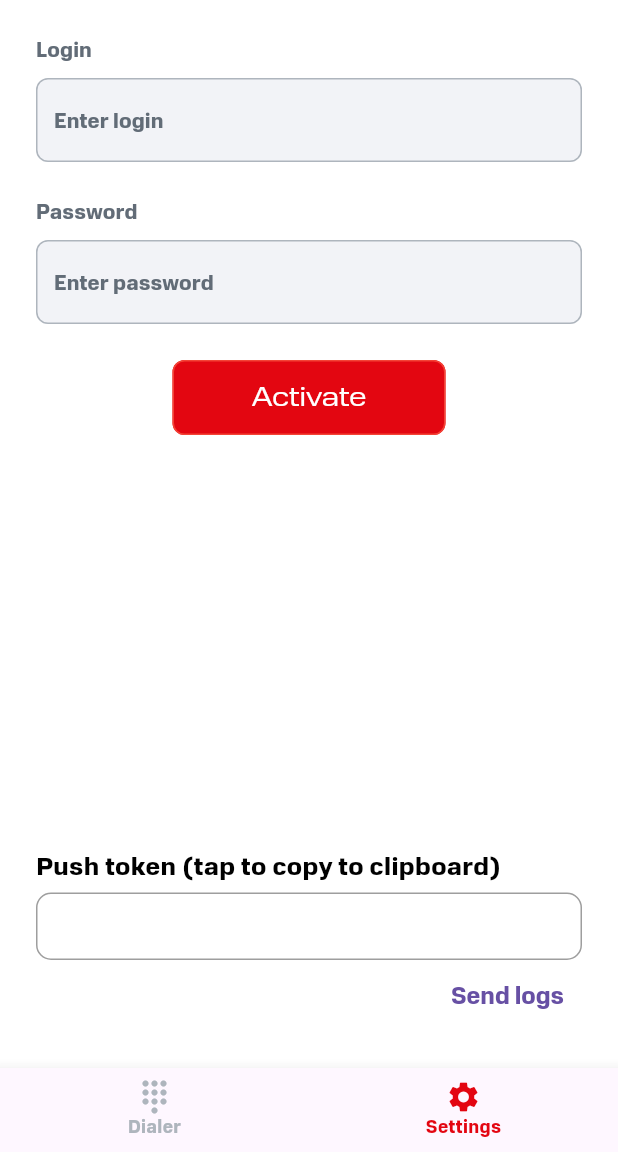
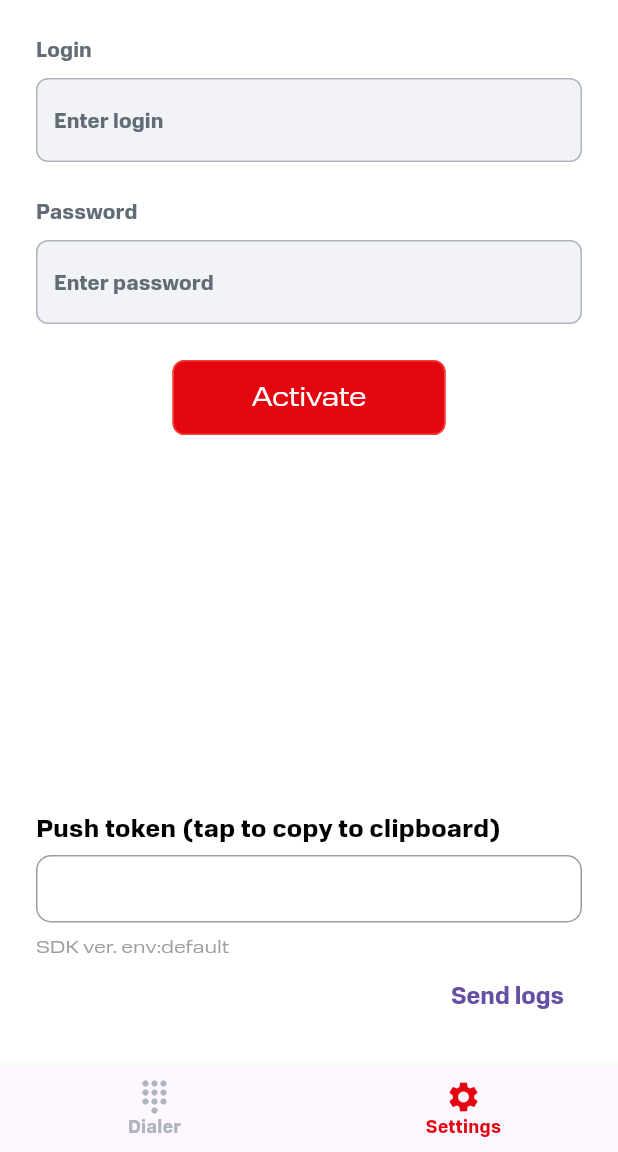
Before and after one commit to mtsexolve/flutter-voice-demo, a Flutter app: the screen it shows after launch, item 2 of the bottom bar chosen, on a phone screen of 412 x 824 dp, the part 84-1236 px from its top. Run offline on Flutter 3.47's test engine with Material 3 defaults, Android fonts, the phone set to English and light mode, and no system bars; our stand-ins replace equatable, flutter_bloc, flutter_native_contact_picker, flutter_svg, fluttertoast, package_info_plus and 3 more; missing offline and left inert: exolve_voice_sdk.

Commit message:
Upgrade Exolve SDK plugin to 1.0.7, display SDK version in settings view

```diff
--- a/lib/core/telecom/telecom_manager.dart
+++ b/lib/core/telecom/telecom_manager.dart
@@ -5,6 +5,7 @@ import 'package:exolve_voice_sdk/communicator/call_client.dart';
 import 'package:exolve_voice_sdk/communicator/configuration.dart';
 import 'package:exolve_voice_sdk/communicator/registration/registration_event.dart';
 import 'package:exolve_voice_sdk/communicator/registration/registration_state.dart';
+import 'package:exolve_voice_sdk/communicator/version_info.dart';
 import 'package:flutter_voice_example/core/store/account_repository.dart';
 import 'package:flutter_voice_example/core/telecom/telecom_manager_interface.dart';
 import 'package:exolve_voice_sdk/call/call.dart';
@@ -83,6 +84,12 @@ class TelecomManager implements ITelecomManager {
     final calls = await callClient.getCallList();
     calls?.forEach((element) {updateCallList(call: element);});
     log('TelecomManager: initializeCallClient: getCallList = $calls');
+  }
+
+  @override
+  Future<VersionInfo> getVersionInfo() async {
+    log('TelecomManager: getVersionInfo');
+    return callClient.getVersionInfo();
   }
 
   @override
--- a/lib/core/telecom/telecom_manager_interface.dart
+++ b/lib/core/telecom/telecom_manager_interface.dart
@@ -1,4 +1,5 @@
 import 'package:exolve_voice_sdk/communicator/configuration.dart';
+import 'package:exolve_voice_sdk/communicator/version_info.dart';
 import 'package:exolve_voice_sdk/call/call_event.dart';
 import 'package:exolve_voice_sdk/call/call.dart';
 import 'package:exolve_voice_sdk/communicator/registration/registration_event.dart';
@@ -25,6 +26,10 @@ interface class ITelecomManager {
 
   Future<RegistrationState> getRegistrationState() {
     throw UnimplementedError('getRegistrationState() has not been implemented.');
+  }
+
+  Future<VersionInfo> getVersionInfo() async {
+    throw UnimplementedError('getVersionInfo() has not been implemented.');
   }
 
   Future<void> register({required Account account}) async {
--- a/lib/features/settings/settings.dart
+++ b/lib/features/settings/settings.dart
@@ -49,6 +49,7 @@ class Settings extends StatelessWidget {
               ),
               const Spacer(),
               _pushTokenFrame(context: context, token: state.pushToken),
+              _versionInfoLabel(context: context, sdkVersionDescriprion: state.sdkVersionDescriprion),
               _sendLogsButton(context: context),
             ]
           );
@@ -132,6 +133,34 @@ class Settings extends StatelessWidget {
     );
   }
 
+  Widget _versionInfoLabel({required BuildContext context,required  String? sdkVersionDescriprion}) {
+    return Row(
+        children: [
+          Builder(
+              builder: (BuildContext context) {
+                if (sdkVersionDescriprion == null) {
+                  return Container();
+                }
+                return Padding(
+                  padding: const EdgeInsets.only(
+                    top: 8,
+                  ),
+                  child: Text('${sdkVersionDescriprion}',
+                  textAlign: TextAlign.center,
+                  style: const TextStyle(
+                    fontFamily: 'mtswide',
+                    fontWeight: FontWeight.w400,
+                    fontSize: 12,
+                    color: Colors.grey,
+                  ),
+                )
+                );
+              }
+          )
+        ]
+    );
+  }
+
   Widget _sendLogsButton({required BuildContext context}) {
     return Row(
         children: [
--- a/lib/features/settings/settings_bloc.dart
+++ b/lib/features/settings/settings_bloc.dart
@@ -32,6 +32,16 @@ class SettingsBloc extends Bloc<SettingsEvent, SettingsState> {
       log("SettingsBloc: getAccountUseCase when bloc starts");
       account != null ? add(AccountDataIsLoadedEvent(data: account))
           : log("SettingsBloc: getAccountUseCase when bloc starts: account is empty ");
+    });
+
+    telecomManager.getVersionInfo().then((versionInfo) {
+      log("SettingsBloc: getVersionInfo when bloc starts");
+      add(VersionInfoLoadedEvent(data: 'SDK ver.${versionInfo.buildVersion} env:${(versionInfo.environment.isNotEmpty)? versionInfo.environment : "default"}'));
+    });
+
+    on<VersionInfoLoadedEvent>((event,emit) async {
+      log("SettingsBloc: VersionInfoLoadedEvent when bloc starts");
+      emit(SettingsState.copy(copied: state, sdkVersionDescriprion: event.data));
     });
 
     on<AccountDataIsLoadedEvent>((event,emit) async {
--- a/lib/features/settings/settings_event.dart
+++ b/lib/features/settings/settings_event.dart
@@ -24,6 +24,12 @@ class AccountDataIsLoadedEvent extends SettingsEvent {
   AccountDataIsLoadedEvent({required this.data});
 }
 
+class VersionInfoLoadedEvent extends SettingsEvent {
+  final String data;
+  VersionInfoLoadedEvent({required this.data});
+}
+
+
 class TextFieldChangedEvent extends SettingsEvent {
   final String name;
   final String inputText;
--- a/lib/features/settings/settings_state.dart
+++ b/lib/features/settings/settings_state.dart
@@ -6,12 +6,14 @@ class SettingsState implements Equatable {
   final String login;
   final String password;
   final String pushToken;
+  final String? sdkVersionDescriprion;
 
   const SettingsState({
     required this.registrationState,
     required this.login,
     required this.password,
-    required this.pushToken
+    required this.pushToken,
+    this.sdkVersionDescriprion,
   });
 
   SettingsState.copy({
@@ -19,18 +21,21 @@ class SettingsState implements Equatable {
     RegistrationState? registrationState,
     String? login,
     String? password,
-    String? pushToken
+    String? pushToken,
+    String? sdkVersionDescriprion,
   }) :
       registrationState = registrationState ?? copied.registrationState,
       login = login ?? copied.login,
       password = password ?? copied.password,
-      pushToken = pushToken ?? copied.pushToken;
+      pushToken = pushToken ?? copied.pushToken,
+      sdkVersionDescriprion = sdkVersionDescriprion ?? copied.sdkVersionDescriprion;
 
   const SettingsState.initial(
       this.login, this.password,
       {
         this.registrationState = RegistrationState.notRegistered,
-        this.pushToken = ""
+        this.pushToken = "",
+        this.sdkVersionDescriprion = ""
       });
 
   @override
--- a/pubspec.yaml
+++ b/pubspec.yaml
@@ -16,7 +16,7 @@ publish_to: 'none' # Remove this line if you wish to publish to pub.dev
 # https://developer.apple.com/library/archive/documentation/General/Reference/InfoPlistKeyReference/Articles/CoreFoundationKeys.html
 # In Windows, build-name is used as the major, minor, and patch parts
 # of the product and file versions while build-number is used as the build suffix.
-version: 1.0.0+1
+version: 1.0.1+1
 
 
 
@@ -33,7 +33,7 @@ dependencies:
   flutter:
     sdk: flutter
 
-  exolve_voice_sdk: ^0.0.6
+  exolve_voice_sdk: ^1.0.7
 
   flutter_native_contact_picker: ^0.0.4
   shared_preferences: ^2.2.0
```
Also changed, not shown: pubspec.lock, 1 other file.
